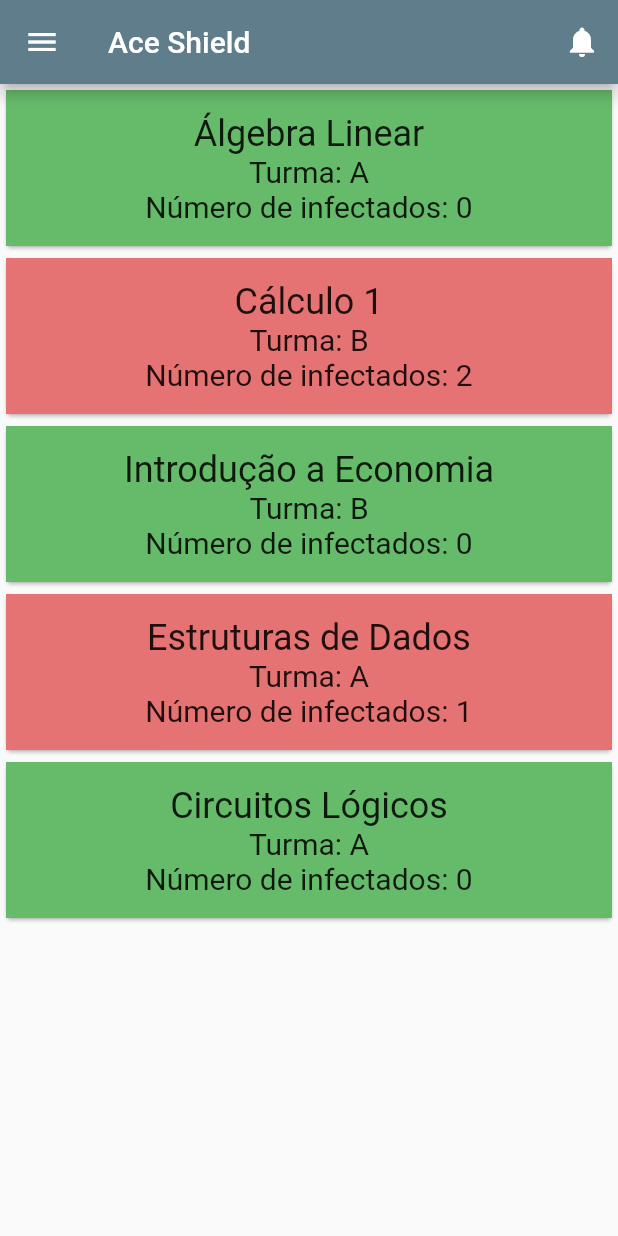
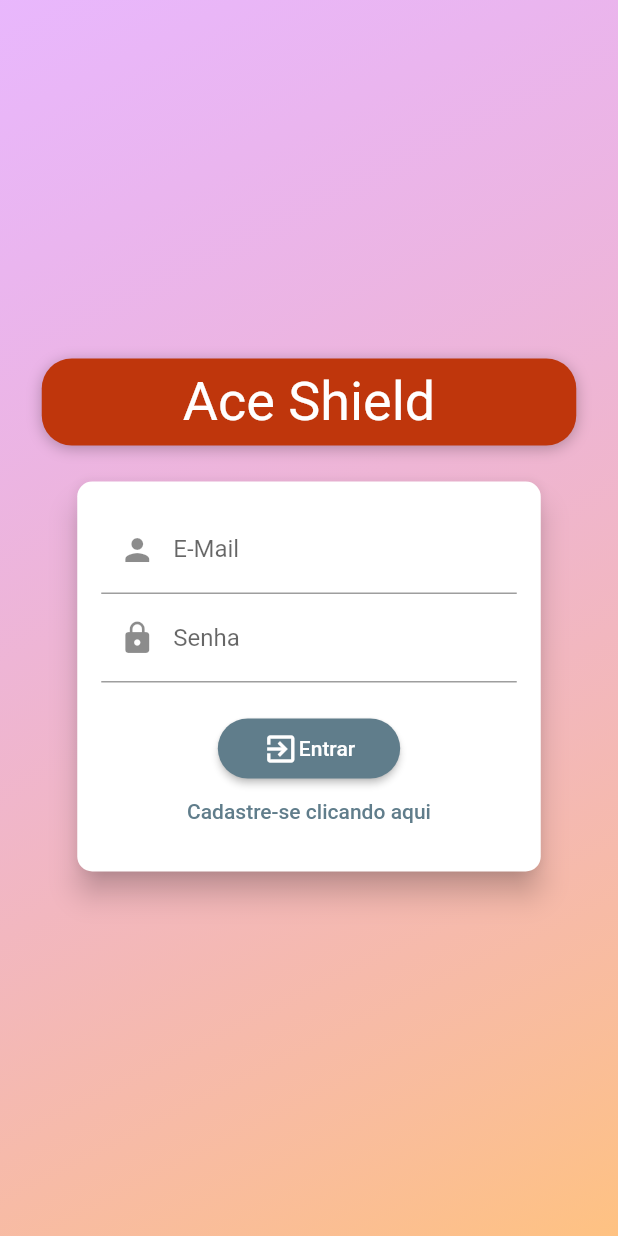
Before and after one commit to COVIDAS-UnB/Ace-Shield, a Flutter app: the screen it shows after launch, on a phone screen of 412 x 824 dp. Run offline on Flutter 3.47's test engine with Material 2 defaults, Android fonts, the phone set to English and light mode, and no system bars; our stand-ins replace shared_preferences; Roboto replaces fonts that are missing (Anton).

Commit message:
Adicionada autenticação de usuário. Login e logout funcionando. Adicionada tela de carregamento para tarefas assícronas

```diff
--- a/front/lib/main.dart
+++ b/front/lib/main.dart
@@ -1,25 +1,45 @@
 import 'package:flutter/material.dart';
-import 'package:front/dummy_data.dart';
+import 'package:provider/provider.dart';
+
+import './screens/splash_screen.dart';
+import './dummy_data.dart';
+import './providers/auth.dart';
 import './screens/report_covid_screen.dart';
 import './widgets/main_drawer.dart';
+import './screens/auth_screen.dart';
 
 void main() => runApp(MyApp());
 
 class MyApp extends StatelessWidget {
   @override
   Widget build(BuildContext context) {
-    return MaterialApp(
+    return MultiProvider(
+      providers: [
+        ChangeNotifierProvider.value(
+          value: Auth(),
+        ),
+      ],
+      child: Consumer<Auth>(
+        builder: (ctx, auth, _) => MaterialApp(
           title: 'Ace Shield',
           theme: ThemeData(
             primarySwatch: Colors.blueGrey,
           ),
-      home: MyHomePage(),
-      initialRoute: '/',
+          // home: MyHomePage(),
+          // initialRoute: '/',
+          home: auth.isAuth
+              ? MyHomePage()
+              : FutureBuilder(
+                  future: auth.tryAutoLogin(),
+                  builder: (ctx, authResultSnapshot) => authResultSnapshot.connectionState == ConnectionState.waiting ? SplashScreen() : AuthScreen(),
+                ),
           routes: {
             // '/': (ctx) => HomeScreen(),
             // CalendarScreen.routeName: (ctx) => CalendarScreen(),
             ReportCovidScreen.routeName: (ctx) => ReportCovidScreen(),
           },
+        ),
+      ),
     );
   }
 }
@@ -34,7 +54,7 @@ class _MyHomePageState extends State<MyHomePage> {
   Widget build(BuildContext context) {
     return Scaffold(
       appBar: AppBar(
-        title: Text('Ace Shield'),
+        title: Text('Minhas Turmas'),
         actions: <Widget>[
           IconButton(
             icon: Icon(
@@ -59,7 +79,9 @@ class _MyHomePageState extends State<MyHomePage> {
                   padding: EdgeInsets.symmetric(
                     vertical: 15,
                   ),
-                  color: cls.infectedPeople > 0 ? Colors.red[300] : Colors.green[400],
+                  color: cls.infectedPeople > 0
+                      ? Colors.red[300]
+                      : Colors.green[400],
                   child: Column(
                     children: <Widget>[
                       Container(
--- /dev/null
+++ b/front/lib/models/https_exception.dart
@@ -0,0 +1,11 @@
+class HttpException implements Exception {
+  final String message;
+
+  HttpException(this.message);
+
+  @override
+  String toString() {
+    return message;
+    // return super.toString(); // Instance of HttpException
+  }
+}
--- /dev/null
+++ b/front/lib/screens/auth_screen.dart
@@ -0,0 +1,285 @@
+import 'dart:math';
+
+import 'package:flutter/material.dart';
+import 'package:provider/provider.dart';
+import '../providers/auth.dart';
+import '../models/https_exception.dart';
+
+enum AuthMode { Signup, Login }
+
+class AuthScreen extends StatelessWidget {
+  static const routeName = '/auth';
+
+  @override
+  Widget build(BuildContext context) {
+    final deviceSize = MediaQuery.of(context).size;
+    // final transformConfig = Matrix4.rotationZ(-8 * pi / 180);
+    // transformConfig.translate(-10.0);
+    return Scaffold(
+      // resizeToAvoidBottomInset: false,
+      body: Stack(
+        children: <Widget>[
+          Container(
+            decoration: BoxDecoration(
+              gradient: LinearGradient(
+                colors: [
+                  Color.fromRGBO(215, 117, 255, 1).withOpacity(0.5),
+                  Color.fromRGBO(255, 188, 117, 1).withOpacity(0.9),
+                ],
+                begin: Alignment.topLeft,
+                end: Alignment.bottomRight,
+                stops: [0, 1],
+              ),
+            ),
+          ),
+          SingleChildScrollView(
+            child: Container(
+              height: deviceSize.height,
+              width: deviceSize.width,
+              child: Column(
+                mainAxisAlignment: MainAxisAlignment.center,
+                crossAxisAlignment: CrossAxisAlignment.center,
+                children: <Widget>[
+                  Flexible(
+                    child: Container(
+                      margin: EdgeInsets.only(bottom: 20.0),
+                      padding:
+                          EdgeInsets.symmetric(vertical: 8.0, horizontal: 94.0),
+                      transform: Matrix4.rotationZ(-0 * pi / 180)
+                        ..translate(-0.0),
+                      // ..translate(-10.0),
+                      decoration: BoxDecoration(
+                        borderRadius: BorderRadius.circular(20),
+                        color: Colors.deepOrange.shade900,
+                        boxShadow: [
+                          BoxShadow(
+                            blurRadius: 8,
+                            color: Colors.black26,
+                            offset: Offset(0, 2),
+                          )
+                        ],
+                      ),
+                      child: Text(
+                        'Ace Shield',
+                        style: TextStyle(
+                          color: Theme.of(context).accentTextTheme.title.color,
+                          fontSize: 36,
+                          fontFamily: 'Anton',
+                          fontWeight: FontWeight.normal,
+                        ),
+                      ),
+                    ),
+                  ),
+                  Flexible(
+                    flex: deviceSize.width > 600 ? 2 : 1,
+                    child: AuthCard(),
+                  ),
+                ],
+              ),
+            ),
+          ),
+        ],
+      ),
+    );
+  }
+}
+
+class AuthCard extends StatefulWidget {
+  const AuthCard({
+    Key key,
+  }) : super(key: key);
+
+  @override
+  _AuthCardState createState() => _AuthCardState();
+}
+
+class _AuthCardState extends State<AuthCard> {
+  final GlobalKey<FormState> _formKey = GlobalKey();
+  AuthMode _authMode = AuthMode.Login;
+  Map<String, String> _authData = {
+    'email': '',
+    'password': '',
+  };
+  var _isLoading = false;
+  final _passwordController = TextEditingController();
+
+  void _showErrorDialog(String message) {
+    showDialog(
+      context: context,
+      builder: (ctx) => AlertDialog(
+        title: Text('Ocorreu um erro!'),
+        content: Text(message),
+        actions: <Widget>[
+          FlatButton(
+            child: Text('OK'),
+            onPressed: () {
+              Navigator.of(ctx).pop();
+            },
+          ),
+        ],
+      ),
+    );
+  }
+
+  Future<void> _submit() async {
+    if (!_formKey.currentState.validate()) {
+      // Invalid!
+      return;
+    }
+    _formKey.currentState.save();
+    setState(() {
+      _isLoading = true;
+    });
+    try {
+      if (_authMode == AuthMode.Login) {
+        // Log user in
+        await Provider.of<Auth>(context, listen: false).login(
+          _authData['email'],
+          _authData['password'],
+        );
+      } else {
+        await Provider.of<Auth>(context, listen: false).signup(
+          _authData['email'],
+          _authData['password'],
+        );
+      }
+    } on HttpException catch (error) {
+      var errorMessage = 'A autenticação falhou.';
+      if (error.toString().contains('EMAIL_EXISTS')) {
+        errorMessage = 'Esse e-mail já existe.';
+      } else if (error.toString().contains('INVALID_EMAIL')) {
+        errorMessage = 'Esse e-mail é inválido.';
+      } else if (error.toString().contains('WEAK_PASSWORD')) {
+        errorMessage = 'Essa senha é muito fraca.';
+      } else if (error.toString().contains('EMAIL_NOT_FOUND')) {
+        errorMessage = 'Não foi encontrado um usuário com esse e-mail.';
+      } else if (error.toString().contains('INVALID_PASSWORD')) {
+        errorMessage = 'A senha está incorreta.';
+      }
+      _showErrorDialog(errorMessage);
+    } catch (error) {
+      const errorMessage =
+          'Seu login não pôde ser autenticado, tente novamente mais tarde.';
+      _showErrorDialog(errorMessage);
+    }
+    setState(() {
+      _isLoading = false;
+    });
+  }
+
+  void _switchAuthMode() {
+    if (_authMode == AuthMode.Login) {
+      setState(() {
+        _authMode = AuthMode.Signup;
+      });
+    } else {
+      setState(() {
+        _authMode = AuthMode.Login;
+      });
+    }
+  }
+
+  @override
+  Widget build(BuildContext context) {
+    final deviceSize = MediaQuery.of(context).size;
+    return Card(
+      shape: RoundedRectangleBorder(
+        borderRadius: BorderRadius.circular(10.0),
+      ),
+      elevation: 8.0,
+      child: Container(
+        height: _authMode == AuthMode.Signup ? 320 : 260,
+        constraints:
+            BoxConstraints(minHeight: _authMode == AuthMode.Signup ? 320 : 260),
+        width: deviceSize.width * 0.75,
+        padding: EdgeInsets.all(16.0),
+        child: Form(
+          key: _formKey,
+          child: SingleChildScrollView(
+            child: Column(
+              children: <Widget>[
+                TextFormField(
+                  decoration: InputDecoration(
+                    labelText: 'E-Mail',
+                    prefixIcon: Icon(Icons.person),
+                  ),
+                  keyboardType: TextInputType.emailAddress,
+                  validator: (value) {
+                    if (value.isEmpty || !value.contains('@')) {
+                      return 'E-mail inválido!';
+                    }
+                  },
+                  onSaved: (value) {
+                    _authData['email'] = value;
+                  },
+                ),
+                TextFormField(
+                  decoration: InputDecoration(
+                    labelText: 'Senha',
+                    prefixIcon: Icon(Icons.lock),
+                  ),
+                  obscureText: true,
+                  controller: _passwordController,
+                  validator: (value) {
+                    if (value.isEmpty || value.length < 5) {
+                      return 'A senha é muito curta!';
+                    }
+                  },
+                  onSaved: (value) {
+                    _authData['password'] = value;
+                  },
+                ),
+                if (_authMode == AuthMode.Signup)
+                  TextFormField(
+                    enabled: _authMode == AuthMode.Signup,
+                    decoration: InputDecoration(labelText: 'Confirmar senha'),
+                    obscureText: true,
+                    validator: _authMode == AuthMode.Signup
+                        ? (value) {
+                            if (value != _passwordController.text) {
+                              return 'As senhas não conferem!';
+                            }
+                          }
+                        : null,
+                  ),
+                SizedBox(
+                  height: 20,
+                ),
+                if (_isLoading)
+                  CircularProgressIndicator()
+                else
+                  RaisedButton(
+                    child: Row(
+                      mainAxisSize: MainAxisSize.min,
+                      children: [
+                        Icon(_authMode == AuthMode.Login ? Icons.exit_to_app : Icons.create),
+                        Text(_authMode == AuthMode.Login
+                            ? 'Entrar'
+                            : 'Cadastre-se'),
+                      ],
+                    ),
+                    onPressed: _submit,
+                    shape: RoundedRectangleBorder(
+                      borderRadius: BorderRadius.circular(30),
+                    ),
+                    padding:
+                        EdgeInsets.symmetric(horizontal: 30.0, vertical: 8.0),
+                    color: Theme.of(context).primaryColor,
+                    textColor: Theme.of(context).primaryTextTheme.button.color,
+                  ),
+                FlatButton(
+                  child: Text(
+                      '${_authMode == AuthMode.Login ? 'Cadastre-se clicando aqui' : 'Já possui uma conta? Entrar'}'),
+                  onPressed: _switchAuthMode,
+                  padding: EdgeInsets.symmetric(horizontal: 30.0, vertical: 4),
+                  materialTapTargetSize: MaterialTapTargetSize.shrinkWrap,
+                  textColor: Theme.of(context).primaryColor,
+                ),
+              ],
+            ),
+          ),
+        ),
+      ),
+    );
+  }
+}
--- a/front/pubspec.yaml
+++ b/front/pubspec.yaml
@@ -23,6 +23,10 @@ environment:
 dependencies:
   flutter:
     sdk: flutter
+  provider: ^4.1.3
+  http: ^0.12.1
+  shared_preferences: ^0.5.7+3
+
 
 
   # The following adds the Cupertino Icons font to your application.
```
Also changed, not shown: front/lib/providers/auth.dart (added, +131 -0 lines), front/lib/screens/splash_screen.dart (added, +12 -0 lines), front/lib/widgets/main_drawer.dart (+28 -7 lines), front/pubspec.lock. Lines whose indentation alone changed are shown as unchanged.
